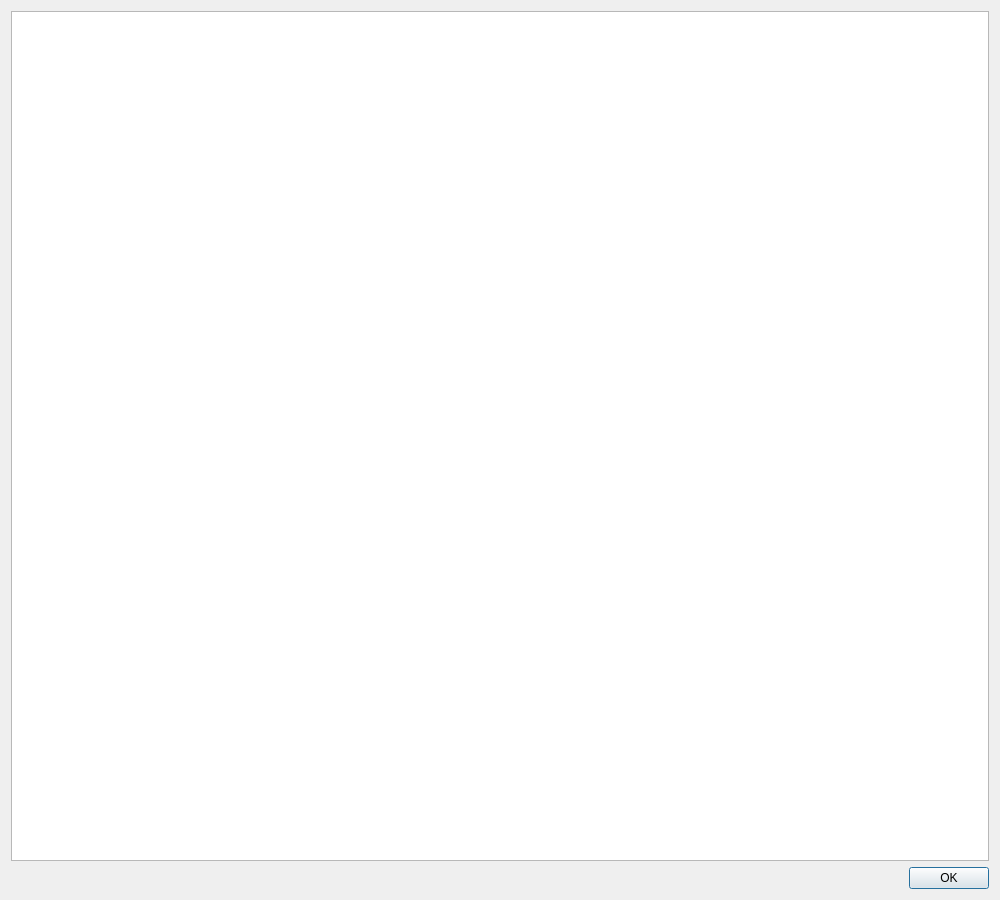
Old version of the form learn_java/view/dialog_welcome.ui in the repository amgoebel/masterthesis-learn_java.
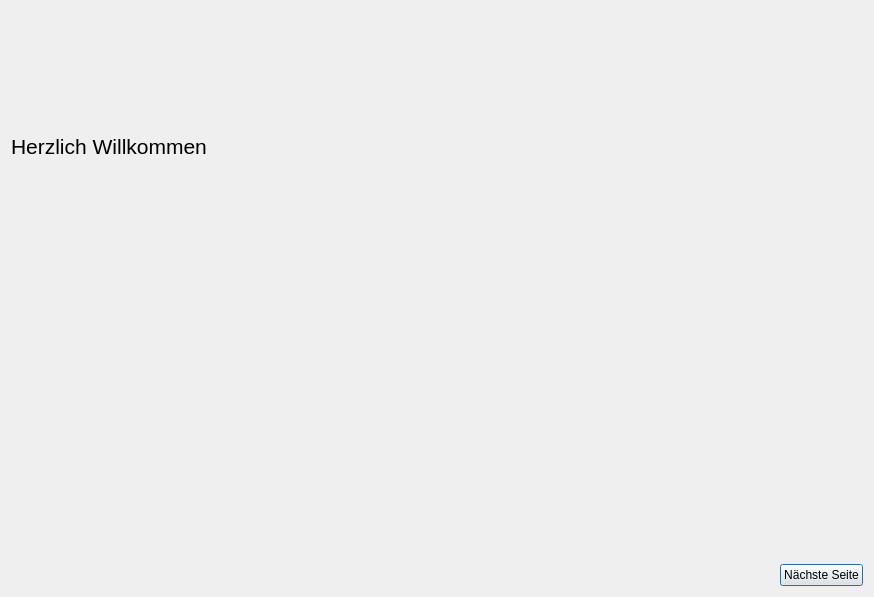
New version of the form. Icons and pictures are not drawn.

What changed in the file:
```diff
--- a/learn_java/view/dialog_welcome.ui
+++ b/learn_java/view/dialog_welcome.ui
@@ -6,36 +6,87 @@
    <rect>
     <x>0</x>
     <y>0</y>
-    <width>1000</width>
-    <height>900</height>
+    <width>874</width>
+    <height>597</height>
    </rect>
   </property>
+  <property name="maximumSize">
+   <size>
+    <width>1200</width>
+    <height>600</height>
+   </size>
+  </property>
   <property name="windowTitle">
    <string>Willkommen zu learn Java</string>
   </property>
   <layout class="QVBoxLayout" name="verticalLayout">
    <item>
-    <widget class="QTextEdit" name="tE_Welcome">
-     <property name="locale">
-      <locale language="German" country="Germany"/>
+    <widget class="QLabel" name="l_text">
+     <property name="styleSheet">
+      <string notr="true">font-size:16pt</string>
      </property>
-     <property name="readOnly">
+     <property name="text">
+      <string>Herzlich Willkommen</string>
+     </property>
+    </widget>
+   </item>
+   <item>
+    <widget class="QLabel" name="l_image">
+     <property name="sizePolicy">
+      <sizepolicy hsizetype="Preferred" vsizetype="Preferred">
+       <horstretch>0</horstretch>
+       <verstretch>0</verstretch>
+      </sizepolicy>
+     </property>
+     <property name="minimumSize">
+      <size>
+       <width>144</width>
+       <height>85</height>
+      </size>
+     </property>
+     <property name="maximumSize">
+      <size>
+       <width>1435</width>
+       <height>850</height>
+      </size>
+     </property>
+     <property name="text">
+      <string/>
+     </property>
+     <property name="pixmap">
+      <pixmap>Screenshot_0.png</pixmap>
+     </property>
+     <property name="scaledContents">
       <bool>true</bool>
      </property>
     </widget>
    </item>
    <item>
-    <widget class="QDialogButtonBox" name="buttonBox">
-     <property name="locale">
-      <locale language="German" country="Germany"/>
-     </property>
-     <property name="orientation">
-      <enum>Qt::Horizontal</enum>
-     </property>
-     <property name="standardButtons">
-      <set>QDialogButtonBox::Ok</set>
-     </property>
-    </widget>
+    <layout class="QHBoxLayout" name="horizontalLayout">
+     <item>
+      <spacer name="horizontalSpacer">
+       <property name="orientation">
+        <enum>Qt::Horizontal</enum>
+       </property>
+       <property name="sizeHint" stdset="0">
+        <size>
+         <width>40</width>
+         <height>20</height>
+        </size>
+       </property>
+      </spacer>
+     </item>
+     <item>
+      <widget class="QPushButton" name="pB_next_page">
+       <property name="locale">
+        <locale language="German" country="Germany"/>
+       </property>
+       <property name="text">
+        <string>Nächste Seite</string>
+       </property>
+      </widget>
+     </item>
+    </layout>
    </item>
   </layout>
  </widget>
```
Left out of the diff: 35 changed lines with no effect on the pictures.
